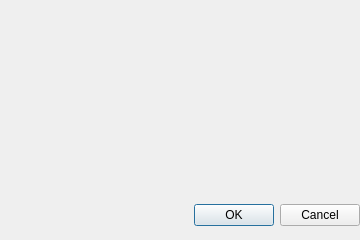
This is NetworkedOpenGL/serverdialog.ui in htmlboss/Qt-Networked-OpenGL as Qt 5 draws it before an edit. The edited form follows.
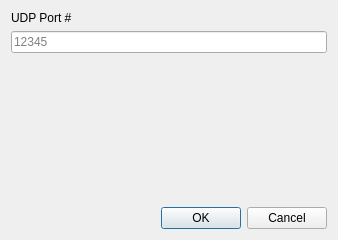
This is the edited form.

```diff
--- a/NetworkedOpenGL/serverdialog.ui
+++ b/NetworkedOpenGL/serverdialog.ui
@@ -6,7 +6,7 @@
    <rect>
     <x>0</x>
     <y>0</y>
-    <width>360</width>
+    <width>338</width>
     <height>240</height>
    </rect>
   </property>
@@ -18,34 +18,61 @@
   </property>
   <property name="minimumSize">
    <size>
-    <width>360</width>
+    <width>320</width>
     <height>240</height>
    </size>
   </property>
   <property name="maximumSize">
    <size>
-    <width>360</width>
+    <width>338</width>
     <height>240</height>
    </size>
   </property>
   <property name="windowTitle">
    <string>Dialog</string>
   </property>
-  <property name="sizeGripEnabled">
-   <bool>false</bool>
-  </property>
-  <property name="modal">
+  <layout class="QVBoxLayout" name="verticalLayout">
+   <item>
+    <widget class="QLabel" name="label">
+     <property name="minimumSize">
+      <size>
+       <width>320</width>
+       <height>0</height>
+      </size>
+     </property>
+     <property name="text">
+      <string>UDP Port #</string>
+     </property>
+    </widget>
+   </item>
+   <item>
+    <widget class="QLineEdit" name="lineEdit">
+     <property name="maxLength">
+      <number>10</number>
+     </property>
+     <property name="placeholderText">
+      <string>12345</string>
+     </property>
+     <property name="clearButtonEnabled">
    <bool>true</bool>
   </property>
+    </widget>
+   </item>
+   <item>
+    <spacer name="verticalSpacer">
+     <property name="orientation">
+      <enum>Qt::Vertical</enum>
+     </property>
+     <property name="sizeHint" stdset="0">
+      <size>
+       <width>20</width>
+       <height>40</height>
+      </size>
+     </property>
+    </spacer>
+   </item>
+   <item>
   <widget class="QDialogButtonBox" name="buttonBox">
-   <property name="geometry">
-    <rect>
-     <x>0</x>
-     <y>190</y>
-     <width>360</width>
-     <height>51</height>
-    </rect>
-   </property>
    <property name="orientation">
     <enum>Qt::Horizontal</enum>
    </property>
@@ -53,6 +80,8 @@
     <set>QDialogButtonBox::Cancel|QDialogButtonBox::Ok</set>
    </property>
   </widget>
+   </item>
+  </layout>
  </widget>
  <resources/>
  <connections>
```
Left out of the diff: 2 changed lines with no effect on the pictures. Lines whose indentation alone changed are shown as unchanged.
